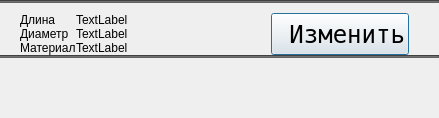
The window that configPreview.ui (Storm1108/DreamWinder) describes before a commit, drawn with Qt 5.
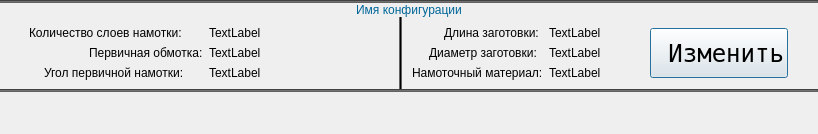
The same window after the commit. Icons and pictures are not drawn.

```diff
--- a/configPreview.ui
+++ b/configPreview.ui
@@ -6,8 +6,8 @@
    <rect>
     <x>0</x>
     <y>0</y>
-    <width>439</width>
-    <height>118</height>
+    <width>818</width>
+    <height>134</height>
    </rect>
   </property>
   <property name="windowTitle">
@@ -43,14 +43,59 @@
     </widget>
    </item>
    <item>
-    <widget class="QFrame" name="horizontalFrame">
+    <widget class="QFrame" name="mainFrame">
+     <property name="styleSheet">
+      <string notr="true">background-image: url(lightTexture2.png);
+</string>
+     </property>
+     <layout class="QVBoxLayout" name="submainLayout">
+      <property name="spacing">
+       <number>0</number>
+      </property>
+      <property name="sizeConstraint">
+       <enum>QLayout::SetMaximumSize</enum>
+      </property>
+      <property name="leftMargin">
+       <number>0</number>
+      </property>
+      <property name="topMargin">
+       <number>0</number>
+      </property>
+      <property name="rightMargin">
+       <number>0</number>
+      </property>
+      <property name="bottomMargin">
+       <number>0</number>
+      </property>
+      <item>
+       <widget class="QLabel" name="title">
+        <property name="mouseTracking">
+         <bool>false</bool>
+        </property>
+        <property name="styleSheet">
+         <string notr="true">font: 18pt &quot;Andale Mono&quot;;
+color: rgb(0, 102, 153);</string>
+        </property>
+        <property name="text">
+         <string>Имя конфигурации</string>
+        </property>
+        <property name="alignment">
+         <set>Qt::AlignCenter</set>
+        </property>
+        <property name="margin">
+         <number>0</number>
+        </property>
+       </widget>
+      </item>
+      <item>
+       <widget class="QFrame" name="textFrameMain">
      <property name="autoFillBackground">
       <bool>false</bool>
      </property>
      <property name="styleSheet">
-      <string notr="true">background-image: url(14224 2.png);</string>
-     </property>
-     <layout class="QHBoxLayout" name="horizontalLayout">
+         <string notr="true"/>
+        </property>
+        <layout class="QHBoxLayout" name="textLayoutMain">
       <property name="spacing">
        <number>0</number>
       </property>
@@ -58,7 +103,7 @@
        <number>20</number>
       </property>
       <property name="topMargin">
-       <number>10</number>
+          <number>0</number>
       </property>
       <property name="rightMargin">
        <number>30</number>
@@ -67,7 +112,16 @@
        <number>0</number>
       </property>
       <item>
-       <layout class="QFormLayout" name="formLayout">
+          <widget class="QFrame" name="textFrameLeft">
+           <property name="styleSheet">
+            <string notr="true">background-color: rgba(255, 255, 255, 0);
+color: rgb(0, 0, 0);
+font: 75 14pt &quot;PT Mono&quot;;</string>
+           </property>
+           <layout class="QFormLayout" name="textLayoutLeft">
+            <property name="sizeConstraint">
+             <enum>QLayout::SetDefaultConstraint</enum>
+            </property>
         <property name="labelAlignment">
          <set>Qt::AlignLeading|Qt::AlignLeft|Qt::AlignVCenter</set>
         </property>
@@ -75,53 +129,179 @@
          <set>Qt::AlignLeading|Qt::AlignLeft|Qt::AlignTop</set>
         </property>
         <item row="0" column="0">
-         <widget class="QLabel" name="length">
+             <widget class="QLabel" name="layerCountNC">
           <property name="text">
-           <string>Длина</string>
+               <string>Количество слоев намотки:</string>
           </property>
          </widget>
         </item>
         <item row="0" column="1">
-         <widget class="QLabel" name="label">
+             <widget class="QLabel" name="layerCountC">
           <property name="text">
            <string>TextLabel</string>
           </property>
          </widget>
         </item>
         <item row="1" column="0">
-         <widget class="QLabel" name="diam">
+             <widget class="QLabel" name="isPrevNC">
+              <property name="sizePolicy">
+               <sizepolicy hsizetype="MinimumExpanding" vsizetype="Preferred">
+                <horstretch>0</horstretch>
+                <verstretch>0</verstretch>
+               </sizepolicy>
+              </property>
           <property name="text">
-           <string>Диаметр</string>
-          </property>
+               <string>Первичная обмотка:</string>
+              </property>
+              <property name="alignment">
+               <set>Qt::AlignLeading|Qt::AlignLeft|Qt::AlignVCenter</set>
+              </property>
+              <property name="margin">
+               <number>0</number>
+              </property>
+              <property name="indent">
+               <number>60</number>
+              </property>
          </widget>
         </item>
         <item row="1" column="1">
-         <widget class="QLabel" name="label_2">
+             <widget class="QLabel" name="isPrevC">
           <property name="text">
            <string>TextLabel</string>
           </property>
          </widget>
         </item>
         <item row="2" column="0">
-         <widget class="QLabel" name="matr">
+             <widget class="QLabel" name="degreeNC">
           <property name="text">
-           <string>Материал</string>
-          </property>
+               <string>Угол первичной намотки:</string>
+              </property>
+              <property name="indent">
+               <number>15</number>
+              </property>
          </widget>
         </item>
         <item row="2" column="1">
-         <widget class="QLabel" name="label_3">
+             <widget class="QLabel" name="degreeC">
           <property name="text">
            <string>TextLabel</string>
           </property>
          </widget>
         </item>
        </layout>
+          </widget>
       </item>
       <item>
        <spacer name="horizontalSpacer">
         <property name="orientation">
          <enum>Qt::Horizontal</enum>
+           </property>
+           <property name="sizeType">
+            <enum>QSizePolicy::Minimum</enum>
+           </property>
+           <property name="sizeHint" stdset="0">
+            <size>
+             <width>20</width>
+             <height>20</height>
+            </size>
+           </property>
+          </spacer>
+         </item>
+         <item>
+          <widget class="Line" name="lineMiddle">
+           <property name="styleSheet">
+            <string notr="true">background-color: rgb(98, 98, 98);</string>
+           </property>
+           <property name="frameShadow">
+            <enum>QFrame::Plain</enum>
+           </property>
+           <property name="lineWidth">
+            <number>0</number>
+           </property>
+           <property name="midLineWidth">
+            <number>1</number>
+           </property>
+           <property name="orientation">
+            <enum>Qt::Vertical</enum>
+           </property>
+          </widget>
+         </item>
+         <item>
+          <widget class="QFrame" name="textFrameRight">
+           <property name="styleSheet">
+            <string notr="true">font: 75 14pt &quot;PT Mono&quot;;
+background-color: rgba(255, 255, 255, 0);
+color: rgb(0, 0, 0);
+</string>
+           </property>
+           <layout class="QFormLayout" name="textLayoutRight">
+            <property name="labelAlignment">
+             <set>Qt::AlignLeading|Qt::AlignLeft|Qt::AlignVCenter</set>
+            </property>
+            <property name="formAlignment">
+             <set>Qt::AlignLeading|Qt::AlignLeft|Qt::AlignTop</set>
+            </property>
+            <property name="leftMargin">
+             <number>10</number>
+            </property>
+            <item row="0" column="0">
+             <widget class="QLabel" name="lengthNC">
+              <property name="text">
+               <string>Длина заготовки:</string>
+              </property>
+              <property name="indent">
+               <number>32</number>
+              </property>
+             </widget>
+            </item>
+            <item row="0" column="1">
+             <widget class="QLabel" name="lengthC">
+              <property name="text">
+               <string>TextLabel</string>
+              </property>
+             </widget>
+            </item>
+            <item row="1" column="1">
+             <widget class="QLabel" name="diamC">
+              <property name="text">
+               <string>TextLabel</string>
+              </property>
+             </widget>
+            </item>
+            <item row="2" column="0">
+             <widget class="QLabel" name="materialNC">
+              <property name="text">
+               <string>Намоточный материал:</string>
+              </property>
+             </widget>
+            </item>
+            <item row="2" column="1">
+             <widget class="QLabel" name="materialC">
+              <property name="text">
+               <string>TextLabel</string>
+              </property>
+             </widget>
+            </item>
+            <item row="1" column="0">
+             <widget class="QLabel" name="diamNC">
+              <property name="text">
+               <string>Диаметр заготовки:</string>
+              </property>
+              <property name="indent">
+               <number>17</number>
+              </property>
+             </widget>
+            </item>
+           </layout>
+          </widget>
+         </item>
+         <item>
+          <spacer name="btnSpacer">
+           <property name="orientation">
+            <enum>Qt::Horizontal</enum>
+           </property>
+           <property name="sizeType">
+            <enum>QSizePolicy::Preferred</enum>
         </property>
         <property name="sizeHint" stdset="0">
          <size>
@@ -148,6 +328,15 @@
         <property name="palette">
          <palette>
           <active>
+              <colorrole role="WindowText">
+               <brush brushstyle="SolidPattern">
+                <color alpha="255">
+                 <red>0</red>
+                 <green>0</green>
+                 <blue>0</blue>
+                </color>
+               </brush>
+              </colorrole>
            <colorrole role="Button">
             <brush brushstyle="SolidPattern">
              <color alpha="255">
@@ -157,6 +346,24 @@
              </color>
             </brush>
            </colorrole>
+              <colorrole role="Text">
+               <brush brushstyle="SolidPattern">
+                <color alpha="255">
+                 <red>0</red>
+                 <green>0</green>
+                 <blue>0</blue>
+                </color>
+               </brush>
+              </colorrole>
+              <colorrole role="ButtonText">
+               <brush brushstyle="SolidPattern">
+                <color alpha="255">
+                 <red>0</red>
+                 <green>0</green>
+                 <blue>0</blue>
+                </color>
+               </brush>
+              </colorrole>
            <colorrole role="Base">
             <brush brushstyle="SolidPattern">
              <color alpha="255">
@@ -177,6 +384,15 @@
            </colorrole>
           </active>
           <inactive>
+              <colorrole role="WindowText">
+               <brush brushstyle="SolidPattern">
+                <color alpha="255">
+                 <red>0</red>
+                 <green>0</green>
+                 <blue>0</blue>
+                </color>
+               </brush>
+              </colorrole>
            <colorrole role="Button">
             <brush brushstyle="SolidPattern">
              <color alpha="255">
@@ -186,6 +402,24 @@
              </color>
             </brush>
            </colorrole>
+              <colorrole role="Text">
+               <brush brushstyle="SolidPattern">
+                <color alpha="255">
+                 <red>0</red>
+                 <green>0</green>
+                 <blue>0</blue>
+                </color>
+               </brush>
+              </colorrole>
+              <colorrole role="ButtonText">
+               <brush brushstyle="SolidPattern">
+                <color alpha="255">
+                 <red>0</red>
+                 <green>0</green>
+                 <blue>0</blue>
+                </color>
+               </brush>
+              </colorrole>
            <colorrole role="Base">
             <brush brushstyle="SolidPattern">
              <color alpha="255">
@@ -206,6 +440,15 @@
            </colorrole>
           </inactive>
           <disabled>
+              <colorrole role="WindowText">
+               <brush brushstyle="SolidPattern">
+                <color alpha="255">
+                 <red>0</red>
+                 <green>0</green>
+                 <blue>0</blue>
+                </color>
+               </brush>
+              </colorrole>
            <colorrole role="Button">
             <brush brushstyle="SolidPattern">
              <color alpha="255">
@@ -215,6 +458,24 @@
              </color>
             </brush>
            </colorrole>
+              <colorrole role="Text">
+               <brush brushstyle="SolidPattern">
+                <color alpha="255">
+                 <red>0</red>
+                 <green>0</green>
+                 <blue>0</blue>
+                </color>
+               </brush>
+              </colorrole>
+              <colorrole role="ButtonText">
+               <brush brushstyle="SolidPattern">
+                <color alpha="255">
+                 <red>0</red>
+                 <green>0</green>
+                 <blue>0</blue>
+                </color>
+               </brush>
+              </colorrole>
            <colorrole role="Base">
             <brush brushstyle="SolidPattern">
              <color alpha="255">
@@ -243,7 +504,8 @@
          </font>
         </property>
         <property name="styleSheet">
-         <string notr="true">background-color: rgb(240, 240, 240);</string>
+            <string notr="true">background-color: rgb(240, 240, 240);
+color: rgb(0,0,0)</string>
         </property>
         <property name="text">
          <string> Изменить</string>
@@ -266,6 +528,9 @@
      </layout>
     </widget>
    </item>
+     </layout>
+    </widget>
+   </item>
    <item>
     <widget class="Line" name="line_2">
      <property name="styleSheet">
```
Left out of the diff: 12 changed lines with no effect on the pictures. Lines whose indentation alone changed are shown as unchanged.
